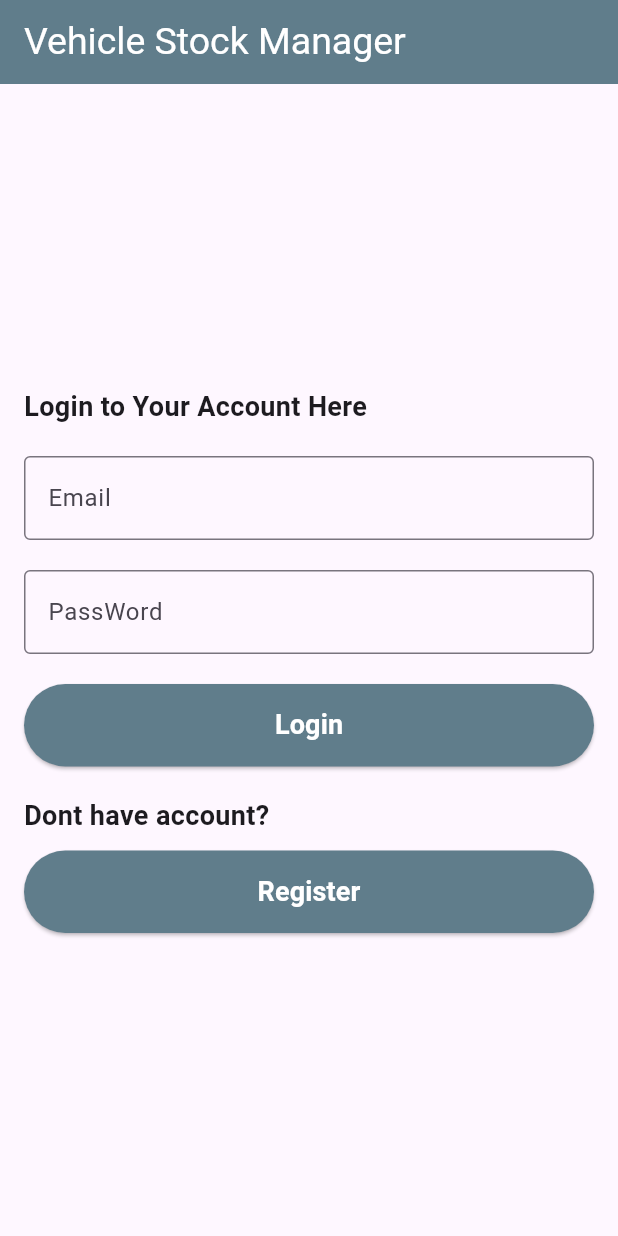
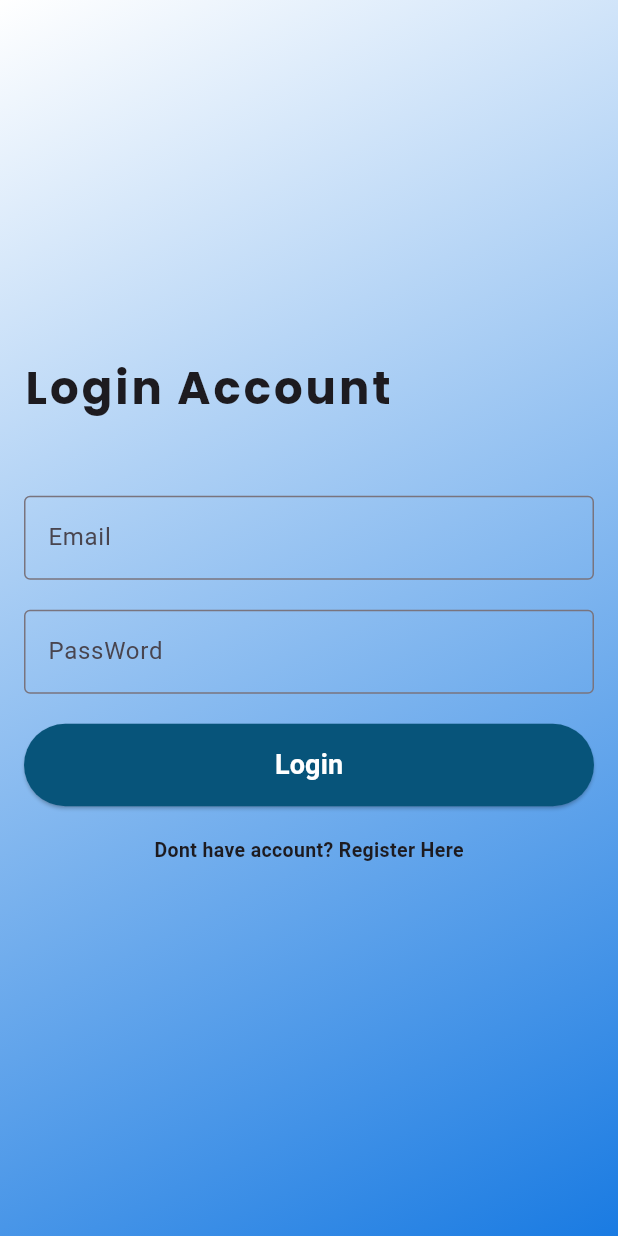
Before and after one commit to yuthmikagamage/Vehicle-Stock-Management-System, a Flutter app: the screen it shows after launch, after a tap on "Get Started", on a phone screen of 412 x 824 dp. Run offline on Flutter 3.47's test engine with Material 3 defaults, Android fonts, the phone set to English and light mode, and no system bars; our stand-ins replace google_fonts.

Commit message:
Splash,Register, Login Page Enhancements

```diff
--- a/frontend/lib/Screens/login.dart
+++ b/frontend/lib/Screens/login.dart
@@ -1,5 +1,7 @@
 import 'package:flutter/material.dart';
 import 'register.dart';
+import 'package:google_fonts/google_fonts.dart';
+import 'HomePage.dart';
 
 class LoginPage extends StatefulWidget {
   @override
@@ -10,15 +12,13 @@ class LoginPageState extends State<LoginPage> {
   @override
   Widget build(BuildContext context) {
     return Scaffold(
-      appBar: AppBar(
-        title: Text(
-          'Vehicle Stock Manager',
-          style: TextStyle(fontSize: 25),
-        ),
-        backgroundColor: Colors.blueGrey,
-        foregroundColor: Colors.white,
-      ),
-      body: Padding(
+        body: Container(
+      decoration: BoxDecoration(
+          gradient: LinearGradient(colors: [
+        const Color.fromARGB(255, 255, 255, 255),
+        const Color.fromARGB(255, 26, 123, 226)
+      ], begin: Alignment.topLeft, end: Alignment.bottomRight)),
+      child: Padding(
         padding: const EdgeInsets.all(16.0),
         child: Center(
           child: Column(
@@ -26,10 +26,14 @@ class LoginPageState extends State<LoginPage> {
             crossAxisAlignment: CrossAxisAlignment.start,
             children: <Widget>[
               Text(
-                'Login to Your Account Here',
-                style: TextStyle(fontSize: 18, fontWeight: FontWeight.bold),
+                'Login Account',
+                style: GoogleFonts.poppins(
+                  fontSize: 30,
+                  fontWeight: FontWeight.bold,
+                  letterSpacing: 2.0,
                 ),
-              SizedBox(height: 20),
+              ),
+              SizedBox(height: 50),
               TextField(
                 decoration: InputDecoration(
                   labelText: 'Email',
@@ -50,7 +54,10 @@ class LoginPageState extends State<LoginPage> {
                 height: 55.0,
                 child: ElevatedButton(
                   onPressed: () {
-                    print('Login Presssed');
+                    Navigator.pushReplacement(
+                      context,
+                      MaterialPageRoute(builder: (context) => HomePage()),
+                    );
                   },
                   child: Text(
                     'Login',
@@ -61,7 +68,7 @@ class LoginPageState extends State<LoginPage> {
                     ),
                   ),
                   style: ElevatedButton.styleFrom(
-                    backgroundColor: Colors.blueGrey,
+                    backgroundColor: const Color.fromARGB(255, 7, 84, 122),
                     shape: RoundedRectangleBorder(
                       borderRadius: BorderRadius.circular(30),
                     ),
@@ -69,38 +76,24 @@ class LoginPageState extends State<LoginPage> {
                 ),
               )),
               SizedBox(height: 20),
-              Text(
-                'Dont have account?',
-                style: TextStyle(fontSize: 18, fontWeight: FontWeight.bold),
-              ),
-              SizedBox(height: 10),
               Center(
-                child: SizedBox(
-                  width: double.infinity,
-                  height: 55.0,
-                  child: ElevatedButton(
-                    style: ElevatedButton.styleFrom(
-                        backgroundColor: Colors.blueGrey),
-                    onPressed: () {
+                  child: GestureDetector(
+                onTap: () {
                   Navigator.pushReplacement(
                     context,
                     MaterialPageRoute(builder: (context) => RegisterPage()),
                   );
                 },
                 child: Text(
-                      'Register',
-                      style: TextStyle(
-                          fontSize: 18,
-                          color: Colors.white,
-                          fontWeight: FontWeight.bold),
+                  'Dont have account? Register Here',
+                  style: TextStyle(fontSize: 13, fontWeight: FontWeight.bold),
                 ),
-                  ),
-                ),
-              )
+              )),
+              SizedBox(height: 10),
             ],
           ),
         ),
       ),
-    );
+    ));
   }
 }
--- a/frontend/lib/Screens/splash.dart
+++ b/frontend/lib/Screens/splash.dart
@@ -1,35 +1,53 @@
 import 'package:flutter/material.dart';
 import 'login.dart';
+import 'package:google_fonts/google_fonts.dart';
 
 class SplashScreen extends StatelessWidget {
   @override
   Widget build(BuildContext context) {
     return Scaffold(
-      body: Padding(
+      body: Container(
+        decoration: BoxDecoration(
+          gradient: LinearGradient(
+            colors: [Colors.blueAccent, Colors.cyan],
+            begin: Alignment.topLeft,
+            end: Alignment.bottomRight,
+          ),
+        ),
+        child: Padding(
           padding: EdgeInsets.all(16.0),
           child: Center(
             child: Column(
               mainAxisSize: MainAxisSize.min,
               crossAxisAlignment: CrossAxisAlignment.center,
               children: <Widget>[
+                Icon(
+                  Icons.trending_up,
+                  size: 100,
+                  color: const Color.fromARGB(255, 255, 255, 255),
+                ),
+                SizedBox(height: 20),
                 Text(
-                'Vehicle Stock Management System',
-                style: TextStyle(
-                  fontSize: 24.0,
+                  'StockTracer',
+                  style: GoogleFonts.poppins(
+                    fontSize: 30.0,
                     fontWeight: FontWeight.bold,
-                  color: Colors.blueAccent,
+                    color: Colors.white,
+                    letterSpacing: 2.0,
                   ),
                 ),
-              SizedBox(height: 20),
+                SizedBox(height: 50),
                 SizedBox(
-                width: double.infinity,
                   height: 55.0,
                   child: ElevatedButton(
                       style: ElevatedButton.styleFrom(
-                    backgroundColor: Colors.blueGrey,
+                        backgroundColor:
+                            const Color.fromARGB(255, 152, 181, 235),
                         shape: RoundedRectangleBorder(
-                      borderRadius: BorderRadius.circular(10.0),
+                          borderRadius: BorderRadius.circular(30.0),
                         ),
+                        shadowColor: Colors.black.withOpacity(0.3),
+                        elevation: 5,
                       ),
                       onPressed: () {
                         Navigator.pushReplacement(
@@ -37,13 +55,19 @@ class SplashScreen extends StatelessWidget {
                           MaterialPageRoute(builder: (context) => LoginPage()),
                         );
                       },
+                      child: Padding(
+                        padding: EdgeInsets.symmetric(horizontal: 30),
                         child: Text(
                           'Get Started',
-                    style: TextStyle(color: Colors.white),
+                          style: TextStyle(
+                              color: const Color.fromARGB(255, 0, 0, 0),
+                              fontSize: 20.0,
+                              fontWeight: FontWeight.w900),
                         ),
-                ),
+                      )),
                 ),
               ],
+            ),
           ),
         ),
       ),
```
Also changed, not shown: frontend/lib/Screens/HomePage.dart (added, +14 -0 lines), frontend/lib/Screens/register.dart (+14 -13 lines), frontend/pubspec.yaml (+3 -69 lines), frontend/pubspec.lock, 7 other files. Lines whose indentation alone changed are shown as unchanged.
